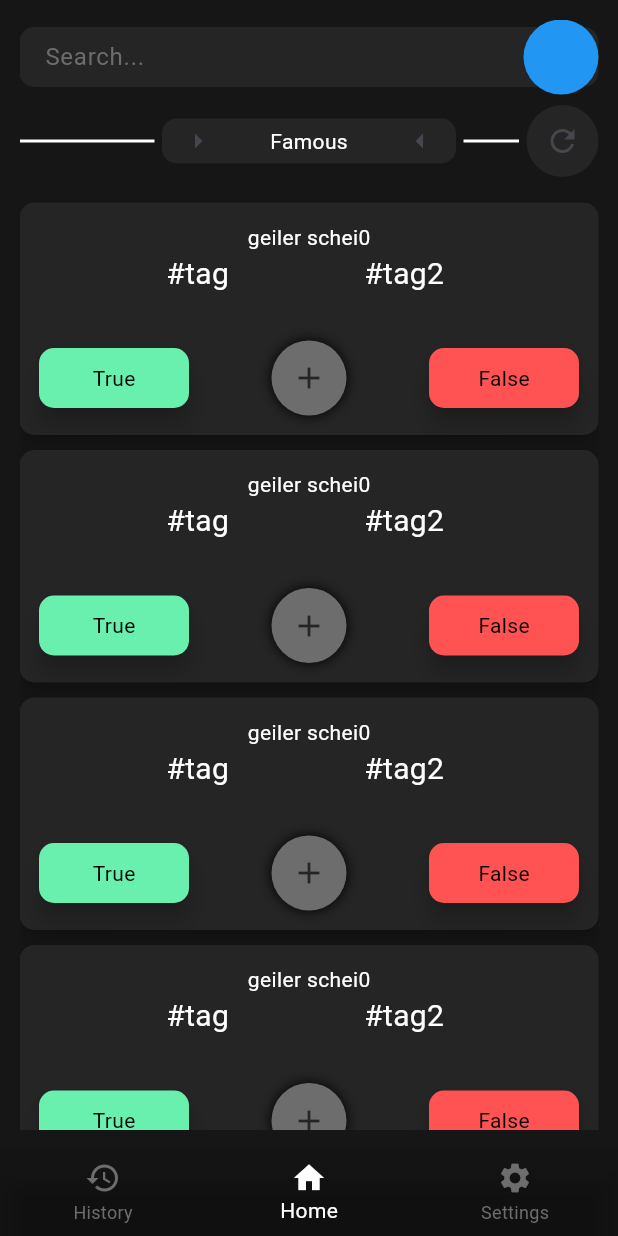
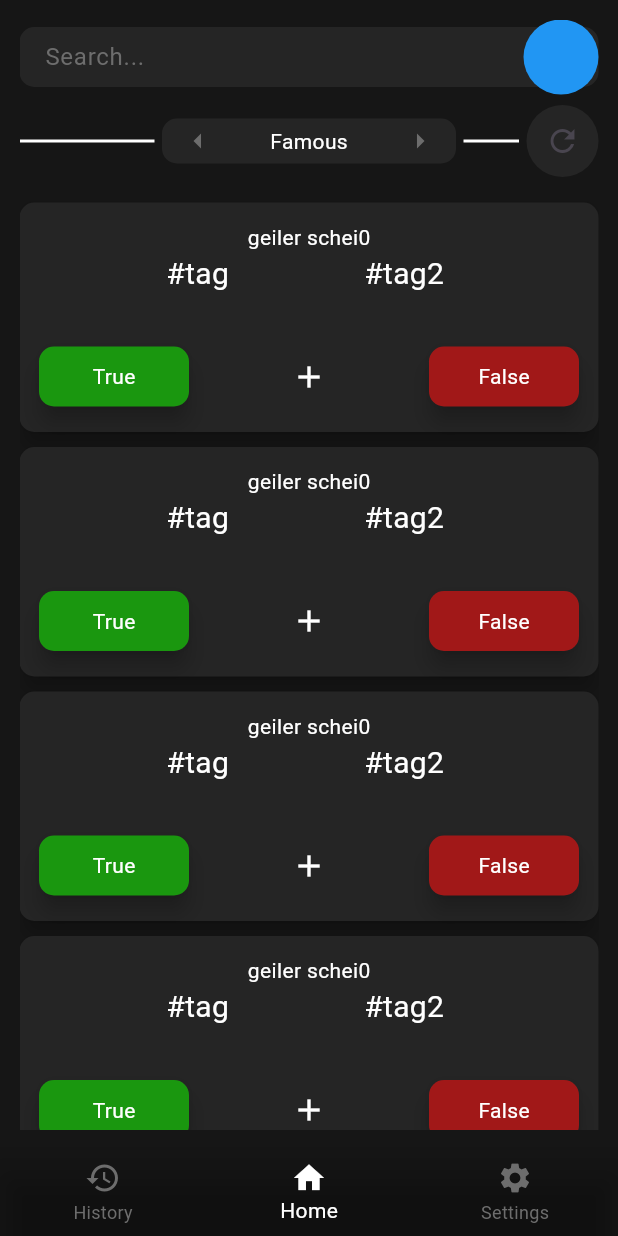
Before and after one commit to Raphael2b3/swarmintelligencemobile, a Flutter app: the screen it shows after launch, item 2 of the bottom bar chosen, on a phone screen of 412 x 824 dp. Run offline on Flutter 3.47's test engine with Material 3 defaults, Android fonts, the phone set to English and light mode, and no system bars; our stand-ins replace go_router; missing offline and left inert: dart:ffi.

Commit message:
Refactor button styles and category selector icons

```diff
--- a/lib/ui/widgets/inputs/buttons/addbutton.dart
+++ b/lib/ui/widgets/inputs/buttons/addbutton.dart
@@ -7,18 +7,10 @@ class AddButton extends StatelessWidget {
 
   @override
   Widget build(BuildContext context) {
-    return Container(
-      height: 50,
-      width: 50,
-      decoration: BoxDecoration(
-          boxShadow: const [BoxShadow(color: AppColors.black, blurRadius: 7)],
-          borderRadius: BorderRadius.circular(25),
-          color: AppColors.secondary),
-      child: IconButton(
-        icon: const Icon(Icons.add),
-        color: AppColors.highlightdark,
-        onPressed: onPressed,
-      ),
+    return IconButton(
+      color: AppColors.primaryText,
+      icon: const Icon(Icons.add),
+      onPressed: onPressed,
     );
   }
 }
--- a/lib/ui/widgets/inputs/buttons/votebutton.dart
+++ b/lib/ui/widgets/inputs/buttons/votebutton.dart
@@ -1,4 +1,5 @@
 import 'package:flutter/material.dart';
+import 'package:swarmintelligencemobile/constants/styles.dart';
 
 class Votebutton extends StatelessWidget {
   final Color? color;
@@ -27,7 +28,8 @@ class Votebutton extends StatelessWidget {
             onTap: onClick,
             child: Container(
               alignment: Alignment.center,
-              child: Text(text, style: const TextStyle(color: Colors.black)),
+              child: Text(text,
+                  style: const TextStyle(color: AppColors.primaryText)),
             ),
           )),
     );
@@ -35,13 +37,13 @@ class Votebutton extends StatelessWidget {
 
   const Votebutton.up(
       {super.key,
-      this.color = Colors.greenAccent,
+      this.color = AppColors.green,
       this.text = "True",
       required this.onClick});
 
   const Votebutton.down(
       {super.key,
-      this.color = Colors.redAccent,
+      this.color = AppColors.red,
       this.text = "False",
       required this.onClick});
 }
--- a/lib/ui/widgets/inputs/cathegory_selector.dart
+++ b/lib/ui/widgets/inputs/cathegory_selector.dart
@@ -48,8 +48,9 @@ class _CathegoryselectorState extends State<CathegorySelector> {
               IconButton(
                 alignment: Alignment.center,
                 padding: const EdgeInsets.all(0),
+                color: AppColors.secondary,
                 onPressed: () => {changeIndex(index + 1)},
-                icon: const Icon(Icons.arrow_right),
+                icon: const Icon(Icons.arrow_left),
               ),
               Container(
                 constraints: const BoxConstraints(minWidth: 100),
@@ -61,9 +62,10 @@ class _CathegoryselectorState extends State<CathegorySelector> {
               IconButton(
                   alignment: Alignment.center,
                   padding: const EdgeInsets.all(0),
+                  color: AppColors.secondary,
                   onPressed: () => {changeIndex(index - 1)},
                   icon: const Icon(
-                    Icons.arrow_left,
+                    Icons.arrow_right,
                   )),
             ],
           ),
```
